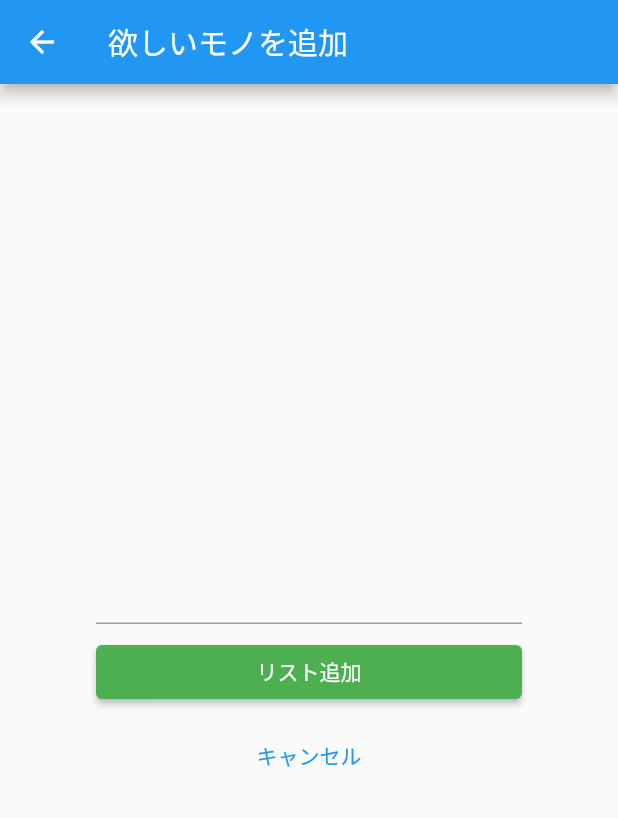
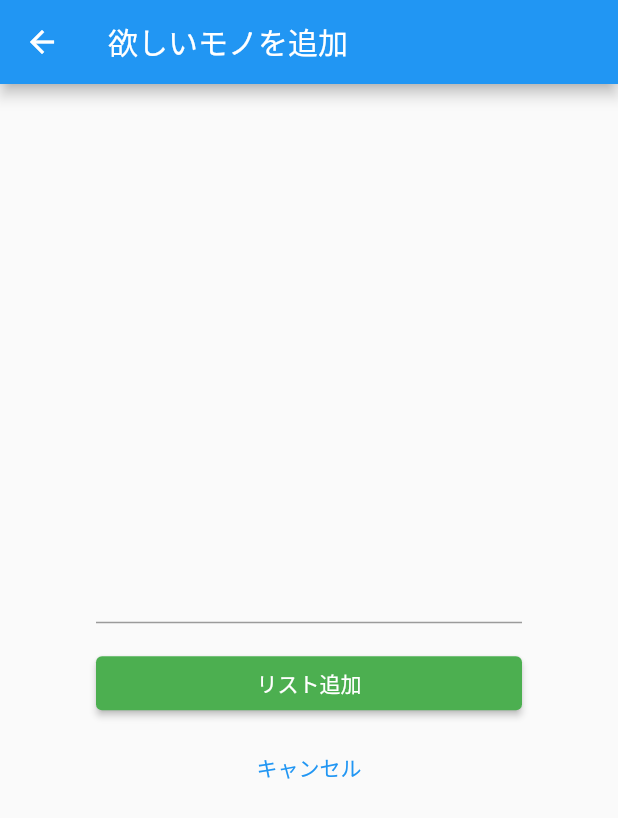
Before and after one commit to sakanafuto/Greed, a Flutter app: the TodoAddPage screen opened directly, on a phone screen of 412 x 824 dp. Shown: the top 818 px of the screen. Run offline on Flutter 3.47's test engine with Material 2 defaults, Android fonts, the phone set to English and light mode, and no system bars.

Commit message:
feat: envファイルの追加（実装はまだ）

```diff
--- a/lib/app.dart
+++ b/lib/app.dart
@@ -1,6 +1,7 @@
 import 'package:flutter/material.dart';
 import 'favorite_page.dart';
 import 'todo_page.dart';
+
 
 class GreedApp extends StatelessWidget {
   const GreedApp({Key? key}) : super(key: key);
--- a/lib/todo_page.dart
+++ b/lib/todo_page.dart
@@ -60,13 +60,13 @@ class _TodoAddPageState extends State<TodoAddPage> {
         child: Column(
           mainAxisAlignment: MainAxisAlignment.center,
           children: <Widget>[
-            Text(_text, style: TextStyle(color: Colors.green.shade800)),
+            Text(_text, style: TextStyle(color: Colors.green.shade800, fontSize: 20)),
             TextField(onChanged: (String value) {
               setState(() {
                 _text = value;
               });
             }),
-            const SizedBox(height: 8),
+            const SizedBox(height: 16),
             Container(
               width: double.infinity,
               child: ElevatedButton(
@@ -90,6 +90,14 @@ class _TodoAddPageState extends State<TodoAddPage> {
                 child: const Text("キャンセル"),
               ),
             ),
+            // const SizedBox(height: 32),
+            // Container(
+            //   width: double.maxFinite,
+            //   child: TextButton(
+            //     onPressed: (() {
+            //       Navigator.of(context).pushNamed("")
+            //     }),
+            //   ),
           ],
         ),
       ),
--- a/pubspec.yaml
+++ b/pubspec.yaml
@@ -34,6 +34,7 @@ dependencies:
   # The following adds the Cupertino Icons font to your application.
   # Use with the CupertinoIcons class for iOS style icons.
   cupertino_icons: ^1.0.2
+  flutter_dotenv: ^5.0.2
 
 dev_dependencies:
   flutter_test:
@@ -56,6 +57,7 @@ flutter:
   # included with your application, so that you can use the icons in
   # the material Icons class.
   uses-material-design: true
+
 
   # To add assets to your application, add an assets section, like this:
   # assets:
@@ -87,3 +89,6 @@ flutter:
   #
   # For details regarding fonts from package dependencies,
   # see https://flutter.dev/custom-fonts/#from-packages
+
+assets:
+  - .env
```
Also changed, not shown: pubspec.lock, 1 other file.
